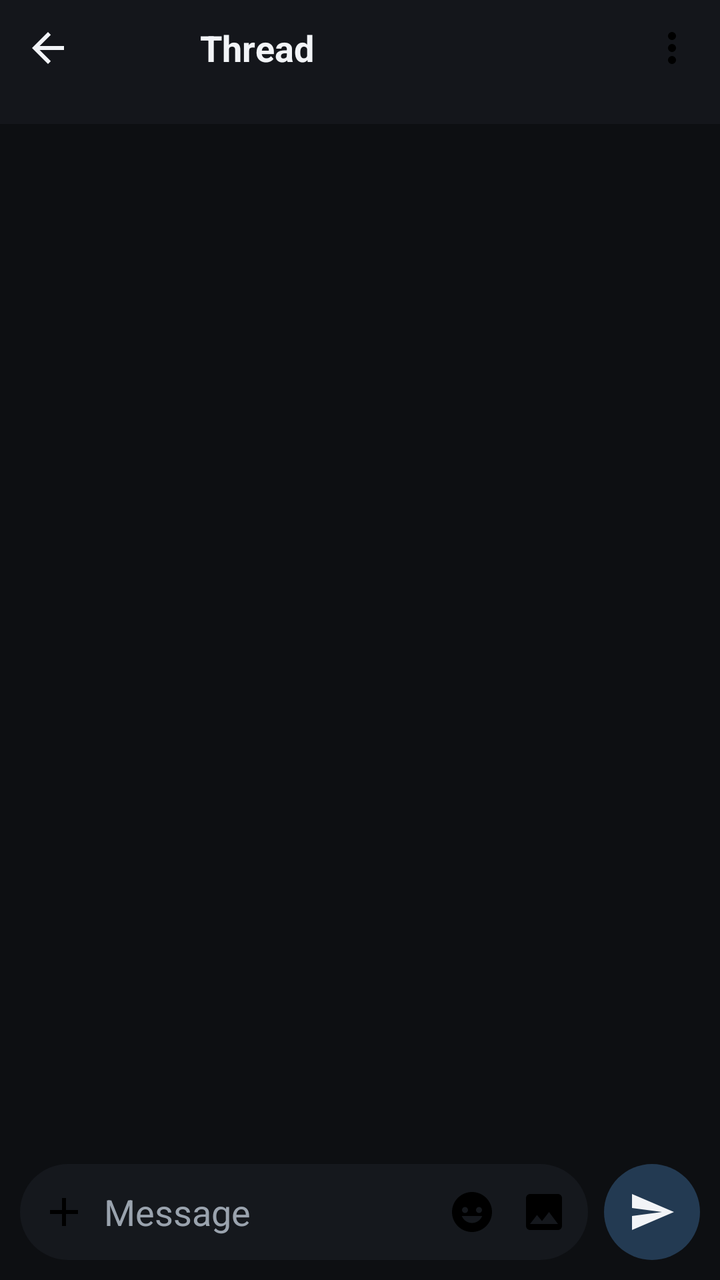
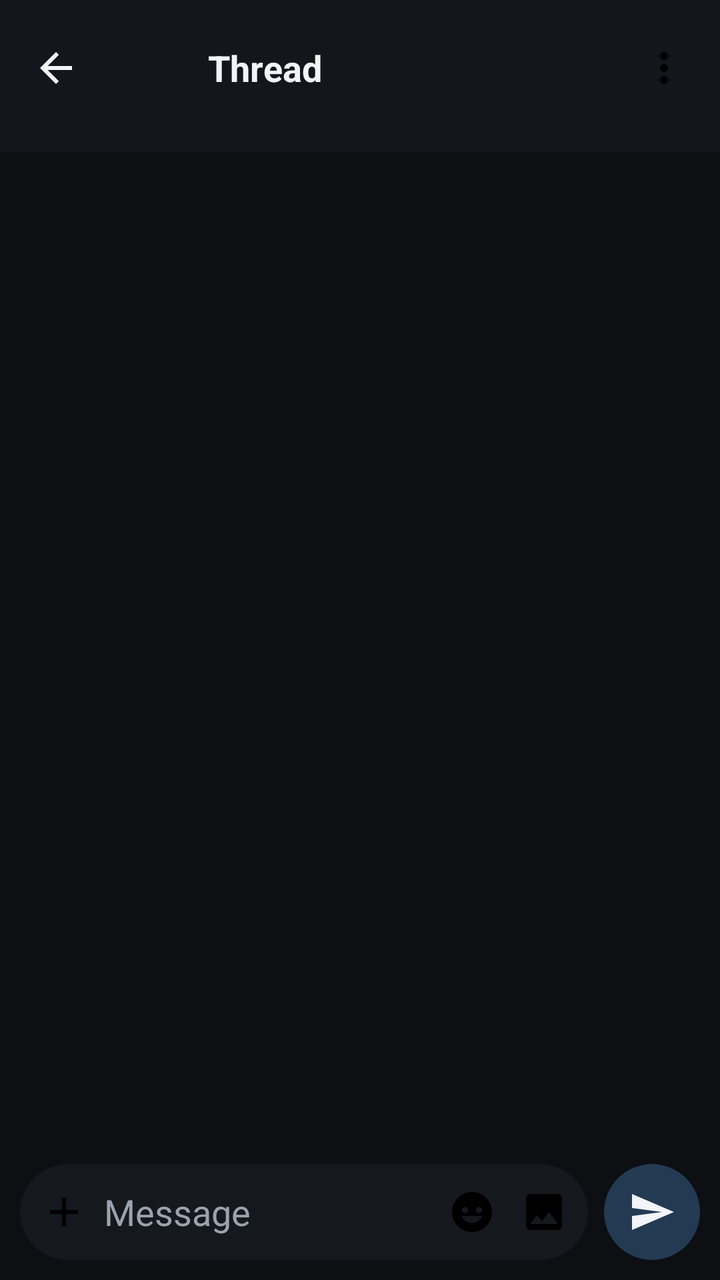

Two renders of the same Android screen: before a commit and after it. Below are the layout's source before the change and the commit's diff.
<!-- AndroidManifest.xml: application theme Theme.MessagesEnhancedNative -->
<!-- res/layout/fragment_thread.xml -->
<?xml version="1.0" encoding="utf-8"?>
<FrameLayout xmlns:android="http://schemas.android.com/apk/res/android"
    android:id="@+id/thread_root"
    android:layout_width="match_parent"
    android:layout_height="match_parent"
    android:background="@color/bg">

    <ImageView
        android:id="@+id/wallpaper"
        android:layout_width="match_parent"
        android:layout_height="match_parent"
        android:contentDescription="@null"
        android:scaleType="centerCrop" />

    <View
        android:id="@+id/scrim"
        android:layout_width="match_parent"
        android:layout_height="match_parent"
        android:background="#6B06080B"
        android:visibility="gone" />

    <androidx.recyclerview.widget.RecyclerView
        android:id="@+id/messages"
        android:layout_width="match_parent"
        android:layout_height="match_parent"
        android:clipChildren="false"
        android:clipToPadding="false"
        android:paddingStart="8dp"
        android:paddingEnd="8dp" />

    <TextView
        android:id="@+id/empty"
        android:layout_width="wrap_content"
        android:layout_height="wrap_content"
        android:layout_gravity="center"
        android:text="@string/empty_messages"
        android:textColor="@color/muted"
        android:visibility="gone" />

    <ProgressBar
        android:id="@+id/progress"
        android:layout_width="wrap_content"
        android:layout_height="wrap_content"
        android:layout_gravity="center"
        android:visibility="gone" />

    <LinearLayout
        android:id="@+id/header"
        android:layout_width="match_parent"
        android:layout_height="wrap_content"
        android:layout_gravity="top"
        android:background="@drawable/bg_thread_header"
        android:gravity="center_vertical"
        android:orientation="horizontal"
        android:paddingStart="4dp"
        android:paddingTop="4dp"
        android:paddingEnd="4dp"
        android:paddingBottom="18dp">

        <ImageButton
            android:id="@+id/back"
            android:layout_width="40dp"
            android:layout_height="40dp"
            android:background="?attr/selectableItemBackgroundBorderless"
            android:contentDescription="@string/back"
            android:src="@drawable/ic_back" />

        <FrameLayout
            android:id="@+id/header_avatar_box"
            android:layout_width="40dp"
            android:layout_height="40dp"
            android:layout_marginStart="4dp">

            <TextView
                android:id="@+id/header_avatar"
                android:layout_width="match_parent"
                android:layout_height="match_parent"
                android:gravity="center"
                android:textColor="@android:color/white"
                android:textSize="14sp"
                android:textStyle="bold" />

            <ImageView
                android:id="@+id/header_avatar_photo"
                android:layout_width="match_parent"
                android:layout_height="match_parent"
                android:contentDescription="@null"
                android:scaleType="centerCrop"
                android:visibility="gone" />

            <ImageView
                android:id="@+id/header_avatar_duo_a"
                android:layout_width="26dp"
                android:layout_height="26dp"
                android:layout_gravity="top|start"
                android:background="@drawable/bg_avatar_ring"
                android:contentDescription="@null"
                android:padding="2dp"
                android:scaleType="centerCrop"
                android:visibility="gone" />

            <ImageView
                android:id="@+id/header_avatar_duo_b"
                android:layout_width="26dp"
                android:layout_height="26dp"
                android:layout_gravity="bottom|end"
                android:background="@drawable/bg_avatar_ring"
                android:contentDescription="@null"
                android:padding="2dp"
                android:scaleType="centerCrop"
                android:visibility="gone" />
        </FrameLayout>

        <TextView
            android:id="@+id/title"
            android:layout_width="0dp"
            android:layout_height="wrap_content"
            android:layout_marginStart="12dp"
            android:layout_weight="1"
            android:ellipsize="end"
            android:maxLines="1"
            android:text="@string/thread_title"
            android:textColor="@color/text"
            android:textSize="18sp"
            android:textStyle="bold" />

        <ImageView
            android:id="@+id/e2ee_lock"
            android:layout_width="16dp"
            android:layout_height="16dp"
            android:layout_marginEnd="4dp"
            android:contentDescription="@string/e2ee"
            android:src="@drawable/ic_lock"
            android:visibility="gone" />

        <ImageButton
            android:id="@+id/overflow"
            android:layout_width="40dp"
            android:layout_height="40dp"
            android:background="?attr/selectableItemBackgroundBorderless"
            android:contentDescription="@string/conversation_actions"
            android:src="@drawable/ic_overflow" />
    </LinearLayout>

    <LinearLayout
        android:id="@+id/select_bar"
        android:layout_width="match_parent"
        android:layout_height="wrap_content"
        android:layout_gravity="top"
        android:background="#1F2A3D"
        android:gravity="center_vertical"
        android:minHeight="56dp"
        android:orientation="horizontal"
        android:paddingStart="4dp"
        android:paddingEnd="8dp"
        android:visibility="gone">

        <ImageButton
            android:id="@+id/select_cancel"
            android:layout_width="40dp"
            android:layout_height="40dp"
            android:background="?attr/selectableItemBackgroundBorderless"
            android:contentDescription="@string/select_cancel"
            android:src="@drawable/ic_close" />

        <TextView
            android:id="@+id/select_count"
            android:layout_width="0dp"
            android:layout_height="wrap_content"
            android:layout_weight="1"
            android:paddingStart="8dp"
            android:textColor="@color/text"
            android:textSize="16sp"
            android:textStyle="bold" />

        <TextView
            android:id="@+id/select_copy"
            android:layout_width="wrap_content"
            android:layout_height="wrap_content"
            android:background="?attr/selectableItemBackground"
            android:padding="10dp"
            android:text="Copy"
            android:textColor="@color/text"
            android:textSize="15sp" />

        <TextView
            android:id="@+id/select_forward"
            android:layout_width="wrap_content"
            android:layout_height="wrap_content"
            android:background="?attr/selectableItemBackground"
            android:padding="10dp"
            android:text="Forward"
            android:textColor="@color/text"
            android:textSize="15sp" />

        <TextView
            android:id="@+id/select_delete"
            android:layout_width="wrap_content"
            android:layout_height="wrap_content"
            android:background="?attr/selectableItemBackground"
            android:padding="10dp"
            android:text="Delete"
            android:textColor="#F28B82"
            android:textSize="15sp" />
    </LinearLayout>

    <LinearLayout
        android:id="@+id/composer_dock"
        android:layout_width="match_parent"
        android:layout_height="wrap_content"
        android:layout_gravity="bottom"
        android:orientation="vertical"
        android:paddingStart="10dp"
        android:paddingTop="8dp"
        android:paddingEnd="10dp"
        android:paddingBottom="10dp">

        <TextView
            android:id="@+id/error"
            android:layout_width="match_parent"
            android:layout_height="wrap_content"
            android:paddingBottom="4dp"
            android:textColor="@color/danger"
            android:visibility="gone" />

        <TextView
            android:id="@+id/typing"
            android:layout_width="match_parent"
            android:layout_height="wrap_content"
            android:paddingBottom="4dp"
            android:textColor="@color/accent"
            android:textSize="13sp"
            android:visibility="gone" />

        <LinearLayout
            android:id="@+id/reply_bar"
            android:layout_width="match_parent"
            android:layout_height="wrap_content"
            android:layout_marginBottom="8dp"
            android:background="@drawable/bg_reply_bar"
            android:elevation="4dp"
            android:gravity="center_vertical"
            android:orientation="horizontal"
            android:paddingStart="14dp"
            android:paddingTop="8dp"
            android:paddingEnd="4dp"
            android:paddingBottom="8dp"
            android:visibility="gone">

            <ImageView
                android:id="@+id/reply_bar_icon"
                android:layout_width="22dp"
                android:layout_height="22dp"
                android:contentDescription="@null"
                android:src="@drawable/ic_reply" />

            <LinearLayout
                android:layout_width="0dp"
                android:layout_height="wrap_content"
                android:layout_marginStart="12dp"
                android:layout_weight="1"
                android:orientation="vertical">

                <TextView
                    android:id="@+id/reply_label"
                    android:layout_width="match_parent"
                    android:layout_height="wrap_content"
                    android:ellipsize="end"
                    android:maxLines="1"
                    android:textColor="@color/muted"
                    android:textSize="13sp" />

                <TextView
                    android:id="@+id/reply_snippet"
                    android:layout_width="match_parent"
                    android:layout_height="wrap_content"
                    android:ellipsize="end"
                    android:maxLines="1"
                    android:textColor="@color/text"
                    android:textSize="15sp" />
            </LinearLayout>

            <ImageButton
                android:id="@+id/reply_cancel"
                android:layout_width="40dp"
                android:layout_height="40dp"
                android:background="?attr/selectableItemBackgroundBorderless"
                android:contentDescription="@string/cancel_reply"
                android:src="@drawable/ic_close" />
        </LinearLayout>

        <HorizontalScrollView
            android:id="@+id/attach_tray"
            android:layout_width="match_parent"
            android:layout_height="wrap_content"
            android:layout_marginBottom="8dp"
            android:scrollbars="none"
            android:visibility="gone">

            <LinearLayout
                android:id="@+id/attach_chips"
                android:layout_width="wrap_content"
                android:layout_height="wrap_content"
                android:orientation="horizontal" />
        </HorizontalScrollView>

        <LinearLayout
            android:id="@+id/plus_sheet"
            android:layout_width="match_parent"
            android:layout_height="wrap_content"
            android:layout_marginBottom="8dp"
            android:background="@drawable/bg_plus_sheet"
            android:elevation="6dp"
            android:gravity="center"
            android:orientation="horizontal"
            android:paddingTop="12dp"
            android:paddingBottom="12dp"
            android:visibility="gone">

            <LinearLayout
                android:id="@+id/plus_gallery"
                android:layout_width="0dp"
                android:layout_height="wrap_content"
                android:layout_weight="1"
                android:background="?attr/selectableItemBackground"
                android:clickable="true"
                android:focusable="true"
                android:gravity="center"
                android:orientation="vertical"
                android:padding="8dp">

                <ImageView
                    android:layout_width="28dp"
                    android:layout_height="28dp"
                    android:contentDescription="@null"
                    android:src="@drawable/ic_gallery"
                    android:tint="@color/text" />

                <TextView
                    android:layout_width="wrap_content"
                    android:layout_height="wrap_content"
                    android:layout_marginTop="6dp"
                    android:text="@string/plus_gallery"
                    android:textColor="@color/text"
                    android:textSize="12sp" />
            </LinearLayout>

            <LinearLayout
                android:id="@+id/plus_camera"
                android:layout_width="0dp"
                android:layout_height="wrap_content"
                android:layout_weight="1"
                android:background="?attr/selectableItemBackground"
                android:clickable="true"
                android:focusable="true"
                android:gravity="center"
                android:orientation="vertical"
                android:padding="8dp">

                <ImageView
                    android:layout_width="28dp"
                    android:layout_height="28dp"
                    android:contentDescription="@null"
                    android:src="@drawable/ic_camera"
                    android:tint="@color/text" />

                <TextView
                    android:layout_width="wrap_content"
                    android:layout_height="wrap_content"
                    android:layout_marginTop="6dp"
                    android:text="@string/plus_camera"
                    android:textColor="@color/text"
                    android:textSize="12sp" />
            </LinearLayout>

            <LinearLayout
                android:id="@+id/plus_files"
                android:layout_width="0dp"
                android:layout_height="wrap_content"
                android:layout_weight="1"
                android:background="?attr/selectableItemBackground"
                android:clickable="true"
                android:focusable="true"
                android:gravity="center"
                android:orientation="vertical"
                android:padding="8dp">

                <ImageView
                    android:layout_width="28dp"
                    android:layout_height="28dp"
                    android:contentDescription="@null"
                    android:src="@drawable/ic_clip"
                    android:tint="@color/text" />

                <TextView
                    android:layout_width="wrap_content"
                    android:layout_height="wrap_content"
                    android:layout_marginTop="6dp"
                    android:text="@string/plus_files"
                    android:textColor="@color/text"
                    android:textSize="12sp" />
            </LinearLayout>

        </LinearLayout>

        <LinearLayout
            android:id="@+id/composer_bar"
            android:layout_width="match_parent"
            android:layout_height="wrap_content"
            android:gravity="center_vertical"
            android:orientation="horizontal">

            <LinearLayout
                android:id="@+id/composer_pill"
                android:layout_width="0dp"
                android:layout_height="wrap_content"
                android:layout_weight="1"
                android:background="@drawable/bg_composer_pill"
                android:gravity="center_vertical"
                android:minHeight="48dp"
                android:orientation="horizontal"
                android:paddingStart="2dp"
                android:paddingEnd="4dp">

                <ImageButton
                    android:id="@+id/attach"
                    android:layout_width="40dp"
                    android:layout_height="40dp"
                    android:background="?attr/selectableItemBackgroundBorderless"
                    android:contentDescription="@string/attach_more"
                    android:src="@drawable/ic_add" />

                <androidx.appcompat.widget.AppCompatEditText
                    android:id="@+id/composer"
                    android:layout_width="0dp"
                    android:layout_height="wrap_content"
                    android:layout_weight="1"
                    android:background="@null"
                    android:hint="@string/composer_hint"
                    android:imeOptions="actionSend"
                    android:importantForAutofill="no"
                    android:inputType="textCapSentences|textMultiLine"
                    android:maxLines="5"
                    android:minHeight="48dp"
                    android:paddingTop="10dp"
                    android:paddingBottom="10dp"
                    android:textColor="@color/text"
                    android:textColorHint="@color/muted" />

                <ImageButton
                    android:id="@+id/emoji"
                    android:layout_width="36dp"
                    android:layout_height="36dp"
                    android:background="?attr/selectableItemBackgroundBorderless"
                    android:contentDescription="@string/emoji"
                    android:src="@drawable/ic_emoji" />

                <ImageButton
                    android:id="@+id/gallery"
                    android:layout_width="36dp"
                    android:layout_height="36dp"
                    android:background="?attr/selectableItemBackgroundBorderless"
                    android:contentDescription="@string/photos_and_videos"
                    android:src="@drawable/ic_gallery" />
            </LinearLayout>

            <ImageButton
                android:id="@+id/send"
                android:layout_width="48dp"
                android:layout_height="48dp"
                android:layout_marginStart="8dp"
                android:background="@drawable/bg_send"
                android:contentDescription="@string/send"
                android:enabled="false"
                android:src="@drawable/ic_send" />
        </LinearLayout>
    </LinearLayout>

    <FrameLayout
        android:id="@+id/message_sheet"
        android:layout_width="match_parent"
        android:layout_height="match_parent"
        android:clickable="true"
        android:focusable="true"
        android:visibility="gone">

        <ImageView
            android:id="@+id/sheet_blur"
            android:layout_width="match_parent"
            android:layout_height="match_parent"
            android:contentDescription="@null"
            android:scaleType="fitXY" />

        <View
            android:id="@+id/sheet_dim"
            android:layout_width="match_parent"
            android:layout_height="match_parent"
            android:background="#73000000" />

        <ImageView
            android:id="@+id/sheet_highlight"
            android:layout_width="wrap_content"
            android:layout_height="wrap_content"
            android:contentDescription="@null"
            android:scaleType="matrix" />

        <LinearLayout
            android:id="@+id/sheet_reactions"
            android:layout_width="wrap_content"
            android:layout_height="wrap_content"
            android:background="@drawable/bg_reaction_pill"
            android:elevation="8dp"
            android:gravity="center_vertical"
            android:orientation="horizontal"
            android:paddingStart="8dp"
            android:paddingTop="6dp"
            android:paddingEnd="8dp"
            android:paddingBottom="6dp" />

        <LinearLayout
            android:id="@+id/sheet_menu"
            android:layout_width="wrap_content"
            android:layout_height="wrap_content"
            android:background="@drawable/bg_menu"
            android:elevation="8dp"
            android:minWidth="220dp"
            android:orientation="vertical"
            android:paddingTop="6dp"
            android:paddingBottom="6dp" />
    </FrameLayout>
</FrameLayout>
<!-- resources referenced by this layout -->
<resources>
  <color name="accent">#3E8BFF</color>
  <color name="bg">#0D0F12</color>
  <color name="danger">#E5484D</color>
  <color name="muted">#9AA3AE</color>
  <color name="text">#F2F4F7</color>
  <!-- drawable bg_avatar_ring (drawable) -->
  <?xml version="1.0" encoding="utf-8"?>
  <shape xmlns:android="http://schemas.android.com/apk/res/android" android:shape="oval">
      <solid android:color="@color/panel" />
  </shape>
  <!-- drawable bg_composer_pill (drawable) -->
  <?xml version="1.0" encoding="utf-8"?>
  <shape xmlns:android="http://schemas.android.com/apk/res/android" android:shape="rectangle">
      <solid android:color="@color/panel" />
      <corners android:radius="28dp" />
  </shape>
  <!-- drawable bg_menu (drawable) -->
  <?xml version="1.0" encoding="utf-8"?>
  <shape xmlns:android="http://schemas.android.com/apk/res/android" android:shape="rectangle">
      <solid android:color="#1F2023" />
      <corners android:radius="20dp" />
  </shape>
  <!-- drawable bg_plus_sheet (drawable) -->
  <?xml version="1.0" encoding="utf-8"?>
  <shape xmlns:android="http://schemas.android.com/apk/res/android" android:shape="rectangle">
      <solid android:color="#2D2F33" />
      <corners android:radius="16dp" />
  </shape>
  <!-- drawable bg_reaction_pill (drawable) -->
  <?xml version="1.0" encoding="utf-8"?>
  <shape xmlns:android="http://schemas.android.com/apk/res/android" android:shape="rectangle">
      <solid android:color="#2D2F33" />
      <corners android:radius="28dp" />
  </shape>
  <!-- drawable bg_send (drawable) -->
  <?xml version="1.0" encoding="utf-8"?>
  <shape xmlns:android="http://schemas.android.com/apk/res/android" android:shape="oval">
      <solid android:color="#233A52" />
  </shape>
  <!-- drawable bg_thread_header (drawable) -->
  <?xml version="1.0" encoding="utf-8"?>
  <shape xmlns:android="http://schemas.android.com/apk/res/android" android:shape="rectangle">
      <solid android:color="#B8171A1F" />
  </shape>
  <!-- drawable ic_add (drawable) -->
  <?xml version="1.0" encoding="utf-8"?>
  <vector xmlns:android="http://schemas.android.com/apk/res/android"
      android:width="24dp" android:height="24dp" android:viewportWidth="24" android:viewportHeight="24">
      <path android:fillColor="#FF000000" android:pathData="M19,13h-6v6h-2v-6H5v-2h6V5h2v6h6v2z" />
  </vector>
  <!-- drawable ic_send (drawable) -->
  <?xml version="1.0" encoding="utf-8"?>
  <vector xmlns:android="http://schemas.android.com/apk/res/android"
      android:width="24dp" android:height="24dp" android:viewportWidth="24" android:viewportHeight="24"
      android:tint="#F2F4F7">
      <path android:fillColor="#FFFFFFFF" android:pathData="M2.01,21L23,12 2.01,3 2,10l15,2 -15,2z" />
  </vector>
  <string name="attach_more">More attachment options</string>
  <string name="back">Back</string>
  <string name="cancel_reply">Cancel reply</string>
  <string name="composer_hint">Message</string>
  <string name="conversation_actions">Conversation actions</string>
  <string name="e2ee">Encrypted</string>
  <string name="emoji">Emoji</string>
  <string name="empty_messages">No messages yet</string>
  <string name="photos_and_videos">Photos and videos</string>
  <string name="plus_camera">Camera</string>
  <string name="plus_files">Files</string>
  <string name="plus_gallery">Gallery</string>
  <string name="select_cancel">Cancel selection</string>
  <string name="send">Send</string>
  <string name="thread_title">Thread</string>
  <color name="panel">#15181D</color>
  <color name="accent2">#2A6FE0</color>
  <style name="Widget.MessagesEnhanced.Toolbar" parent="Widget.Material3.Toolbar">
          <item name="android:background">@color/panel</item>
          <item name="titleTextColor">@color/text</item>
          <item name="subtitleTextColor">@color/muted</item>
          <item name="navigationIconTint">@color/text</item>
      </style>
  <!-- unchanged entries left out for length: 11 -->
</resources>

<!-- the commit's change to res/layout/fragment_thread.xml (unified diff, before → after) -->
@@ -52,10 +52,10 @@
         android:background="@drawable/bg_thread_header"
         android:gravity="center_vertical"
         android:orientation="horizontal"
-        android:paddingStart="4dp"
-        android:paddingTop="4dp"
-        android:paddingEnd="4dp"
-        android:paddingBottom="18dp">
+        android:paddingStart="8dp"
+        android:paddingTop="14dp"
+        android:paddingEnd="8dp"
+        android:paddingBottom="22dp">
 
         <ImageButton
             android:id="@+id/back"
